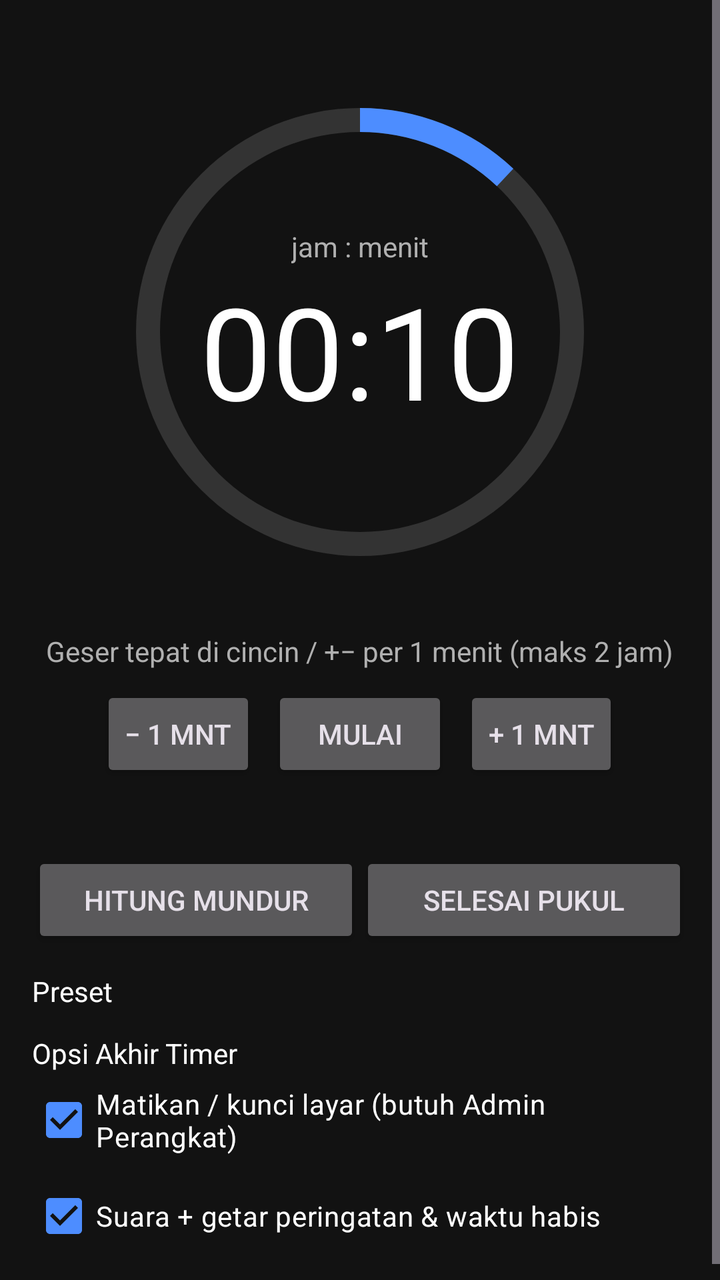
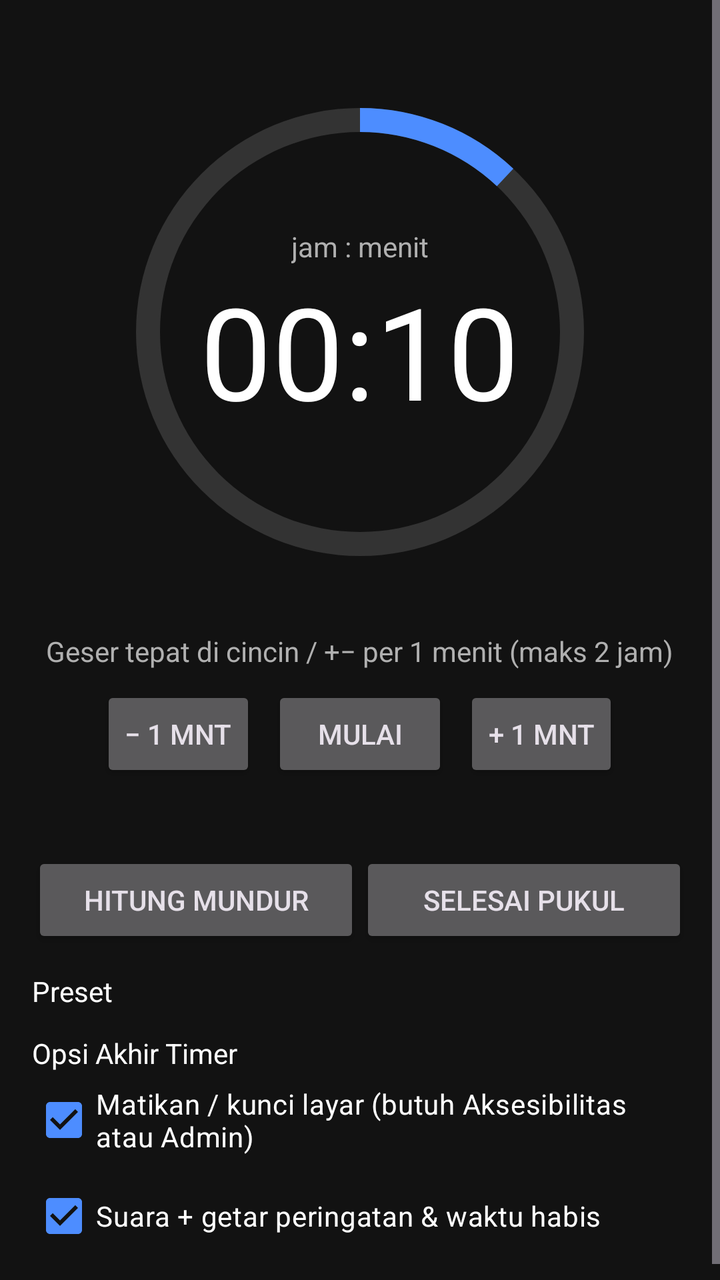

Compare the two renders of this Android layout. The source of the first and the diff that turns it into the second are given below.
<!-- AndroidManifest.xml: application theme Theme.TimeNest -->
<!-- res/layout/fragment_sleep.xml -->
<?xml version="1.0" encoding="utf-8"?>
<ScrollView xmlns:android="http://schemas.android.com/apk/res/android"
    xmlns:app="http://schemas.android.com/apk/res-auto"
    android:background="@color/bg"
    android:layout_width="match_parent" android:layout_height="match_parent">
<LinearLayout android:orientation="vertical" android:padding="16dp"
    android:gravity="center_horizontal"
    android:layout_width="match_parent" android:layout_height="wrap_content">
    <FrameLayout android:id="@+id/dialWrap" android:layout_width="300dp" android:layout_height="300dp">
        <ProgressBar android:id="@+id/ring" style="?android:attr/progressBarStyleHorizontal"
            android:progressDrawable="@drawable/ring" android:max="100" android:progress="12"
            android:layout_width="match_parent" android:layout_height="match_parent" />
        <LinearLayout android:orientation="vertical" android:gravity="center"
            android:layout_width="match_parent" android:layout_height="match_parent">
            <TextView android:text="jam : menit" android:textColor="@color/text2"
                android:layout_width="wrap_content" android:layout_height="wrap_content" />
            <TextView android:id="@+id/tvTime" android:text="00:10" android:textSize="64sp"
                android:textColor="@color/text"
                android:layout_width="wrap_content" android:layout_height="wrap_content" />
        </LinearLayout>
    </FrameLayout>
    <TextView android:text="Geser tepat di cincin / +− per 1 menit (maks 2 jam)" android:textColor="@color/text2"
        android:gravity="center"
        android:layout_width="wrap_content" android:layout_height="wrap_content" />
    <LinearLayout android:orientation="horizontal" android:layout_marginTop="8dp"
        android:gravity="center"
        android:layout_width="wrap_content" android:layout_height="wrap_content">
        <Button android:id="@+id/btnMinus" android:text="− 1 mnt" android:minWidth="48dp"
            android:layout_width="wrap_content" android:layout_height="wrap_content" />
        <Button android:id="@+id/btnStart" android:text="MULAI"
            android:layout_marginHorizontal="8dp"
            android:layout_width="wrap_content" android:layout_height="wrap_content" />
        <Button android:id="@+id/btnPlus" android:text="+ 1 mnt" android:minWidth="48dp"
            android:layout_width="wrap_content" android:layout_height="wrap_content" />
    </LinearLayout>
    <TextView android:id="@+id/tvSummary" android:textColor="@color/text2"
        android:layout_marginTop="8dp"
        android:layout_width="wrap_content" android:layout_height="wrap_content" />
    <LinearLayout android:orientation="horizontal" android:layout_marginTop="8dp"
        android:layout_width="match_parent" android:layout_height="wrap_content">
        <Button android:id="@+id/tabDur" android:text="Hitung Mundur" android:layout_weight="1"
            android:layout_width="0dp" android:layout_height="wrap_content" />
        <Button android:id="@+id/tabClock" android:text="Selesai Pukul" android:layout_weight="1"
            android:layout_width="0dp" android:layout_height="wrap_content" />
    </LinearLayout>
    <TextView android:text="Preset" android:textColor="@color/text"
        android:layout_marginTop="12dp"
        android:layout_width="match_parent" android:layout_height="wrap_content" />
    <GridLayout android:id="@+id/gridPreset" android:columnCount="3" android:useDefaultMargins="true"
        android:layout_width="match_parent" android:layout_height="wrap_content" />
    <TextView android:text="Opsi Akhir Timer" android:textColor="@color/text"
        android:layout_marginTop="12dp"
        android:layout_width="match_parent" android:layout_height="wrap_content" />
    <CheckBox android:id="@+id/cbLock" android:text="Matikan / kunci layar (butuh Admin Perangkat)"
        android:textColor="@color/text" android:checked="true"
        android:layout_width="match_parent" android:layout_height="wrap_content" />
    <CheckBox android:id="@+id/cbSound" android:text="Suara + getar peringatan &amp; waktu habis"
        android:textColor="@color/text" android:checked="true"
        android:layout_width="match_parent" android:layout_height="wrap_content" />
    <TextView android:id="@+id/tvLockWarn" android:textColor="@color/warn" android:visibility="gone"
        android:text="⚠ Izin Admin belum aktif — perangkat tidak akan terkunci."
        android:layout_width="match_parent" android:layout_height="wrap_content" />
</LinearLayout>
</ScrollView>
<!-- resources referenced by this layout -->
<resources>
  <color name="bg">#121212</color>
  <color name="text">#FFFFFF</color>
  <color name="text2">#B0B0B0</color>
  <color name="warn">#FF9800</color>
  <!-- drawable ring (drawable) -->
  <?xml version="1.0" encoding="utf-8"?>
  <layer-list xmlns:android="http://schemas.android.com/apk/res/android">
      <item android:id="@android:id/background">
          <shape android:shape="ring" android:thickness="12dp" android:useLevel="false">
              <solid android:color="#333333" />
          </shape>
      </item>
      <item android:id="@android:id/progress">
          <rotate android:fromDegrees="270" android:toDegrees="270">
              <shape android:shape="ring" android:thickness="12dp" android:useLevel="true">
                  <solid android:color="@color/accent" />
              </shape>
          </rotate>
      </item>
  </layer-list>
  <style name="Theme.TimeNest" parent="Theme.Material3.Dark.NoActionBar">
          <item name="colorPrimary">@color/accent</item>
          <item name="android:windowBackground">@color/bg</item>
          <item name="colorOnPrimary">@color/text</item>
      </style>
  <color name="accent">#4D8DFF</color>
</resources>

<!-- the commit's change to res/layout/fragment_sleep.xml (unified diff, before → after) -->
@@ -51,14 +51,14 @@
     <TextView android:text="Opsi Akhir Timer" android:textColor="@color/text"
         android:layout_marginTop="12dp"
         android:layout_width="match_parent" android:layout_height="wrap_content" />
-    <CheckBox android:id="@+id/cbLock" android:text="Matikan / kunci layar (butuh Admin Perangkat)"
+    <CheckBox android:id="@+id/cbLock" android:text="Matikan / kunci layar (butuh Aksesibilitas atau Admin)"
         android:textColor="@color/text" android:checked="true"
         android:layout_width="match_parent" android:layout_height="wrap_content" />
     <CheckBox android:id="@+id/cbSound" android:text="Suara + getar peringatan &amp; waktu habis"
         android:textColor="@color/text" android:checked="true"
         android:layout_width="match_parent" android:layout_height="wrap_content" />
     <TextView android:id="@+id/tvLockWarn" android:textColor="@color/warn" android:visibility="gone"
-        android:text="⚠ Izin Admin belum aktif — perangkat tidak akan terkunci."
+        android:text="⚠ Belum ada metode kunci — aktifkan Aksesibilitas atau Admin."
         android:layout_width="match_parent" android:layout_height="wrap_content" />
 </LinearLayout>
 </ScrollView>
